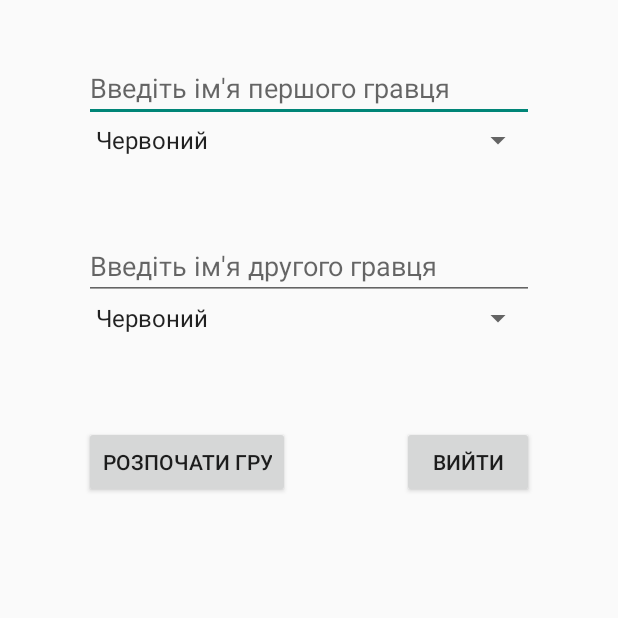
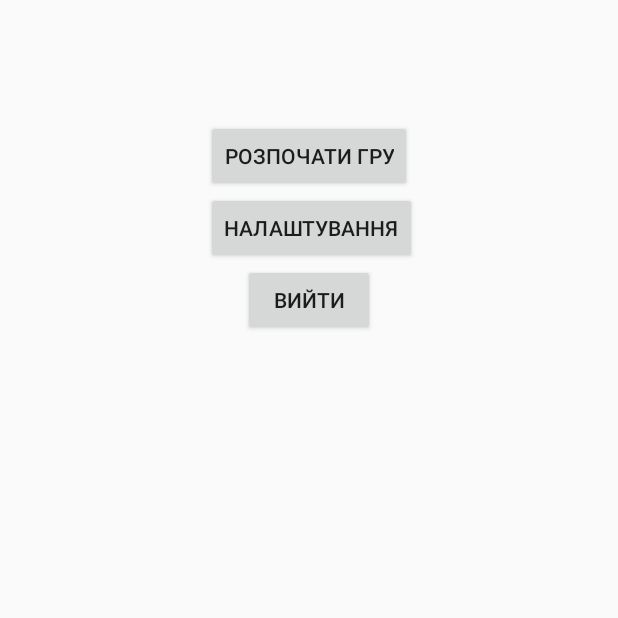
Before and after one commit to CrazyRoka/TicTacToe, an Android app: the screen it shows after launch (MenuActivity), on a phone screen of 412 x 824 dp, the top half of it. Run offline under Robolectric (Android 15) with nearby library versions, the phone set to English and light mode, and no system bars.

```diff
--- a/TicTacToe/app/src/main/res/layout/menu_activity.xml
+++ b/TicTacToe/app/src/main/res/layout/menu_activity.xml
@@ -2,29 +2,6 @@
 <RelativeLayout xmlns:android="http://schemas.android.com/apk/res/android"
     android:orientation="vertical" android:layout_width="match_parent"
     android:layout_height="match_parent">
-
-    <EditText
-        android:layout_width="300dp"
-        android:layout_height="wrap_content"
-        android:inputType="textPersonName"
-        android:hint="Введіть ім&apos;я першого гравця"
-        android:ems="10"
-        android:id="@+id/editText"
-        android:layout_marginTop="36dp"
-        android:layout_alignParentTop="true"
-        android:layout_centerHorizontal="true" />
-
-    <EditText
-        android:layout_width="300dp"
-        android:layout_height="wrap_content"
-        android:inputType="textPersonName"
-        android:hint="Введіть ім&apos;я другого гравця"
-        android:ems="10"
-        android:id="@+id/editText2"
-        android:layout_marginTop="73dp"
-        android:layout_below="@+id/editText"
-        android:layout_alignLeft="@+id/editText"
-        android:layout_alignStart="@+id/editText" />
 
     <Button
         android:layout_width="wrap_content"
@@ -32,42 +9,27 @@
         android:text="Розпочати гру"
         android:id="@+id/button12"
         android:onClick="Start"
-        android:layout_below="@+id/editText2"
-        android:layout_alignLeft="@+id/editText2"
-        android:layout_alignStart="@+id/editText2"
-        android:layout_marginTop="84dp" />
+        android:layout_marginTop="80dp"
+        android:layout_alignParentTop="true"
+        android:layout_centerHorizontal="true" />
 
     <Button
         android:layout_width="wrap_content"
         android:layout_height="wrap_content"
         android:text="Вийти"
         android:id="@+id/button13"
-        android:layout_alignTop="@+id/button12"
-        android:layout_alignRight="@+id/editText2"
-        android:layout_alignEnd="@+id/editText2"
-        android:onClick="ExitApp" />
+        android:onClick="ExitApp"
+        android:layout_below="@+id/button14"
+        android:layout_centerHorizontal="true" />
 
-    <Spinner
+    <Button
         android:layout_width="wrap_content"
         android:layout_height="wrap_content"
-        android:id="@+id/spinner"
-        android:entries="@array/combobox"
-        android:layout_below="@+id/editText"
-        android:layout_alignLeft="@+id/editText"
-        android:layout_alignStart="@+id/editText"
-        android:layout_toStartOf="@+id/button13"
-        android:layout_alignRight="@+id/editText"
-        android:layout_alignEnd="@+id/editText" />
-
-    <Spinner
-        android:layout_width="wrap_content"
-        android:layout_height="wrap_content"
-        android:id="@+id/spinner2"
-        android:entries="@array/combobox"
-        android:layout_below="@+id/editText2"
-        android:layout_alignLeft="@+id/editText2"
-        android:layout_alignStart="@+id/editText2"
-        android:layout_alignRight="@+id/editText2"
-        android:layout_alignEnd="@+id/editText2" />
+        android:text="Налаштування"
+        android:id="@+id/button14"
+        android:layout_below="@+id/button12"
+        android:layout_alignLeft="@+id/button12"
+        android:layout_alignStart="@+id/button12"
+        android:onClick="openOptions" />
 
 </RelativeLayout>
--- a/TicTacToe/app/src/main/res/values/strings.xml
+++ b/TicTacToe/app/src/main/res/values/strings.xml
@@ -10,4 +10,5 @@
         <item>Зелений</item>
         <item>Розовий</item>
     </string-array>
+    <string name="title_activity_settings">Settings</string>
 </resources>
```
Also changed, not shown: TicTacToe/app/src/main/AndroidManifest.xml (+10 -2 lines), TicTacToe/app/src/main/java/com/example/rokar/tictactoe/MenuActivity.java (+19 -34 lines), TicTacToe/app/src/main/java/com/example/rokar/tictactoe/SettingsActivity.java (added, +63 -0 lines), TicTacToe/app/src/main/res/layout/settings_activity.xml (added, +67 -0 lines), TicTacToe/app/src/main/res/menu/menu_settings.xml (added, +7 -0 lines).
